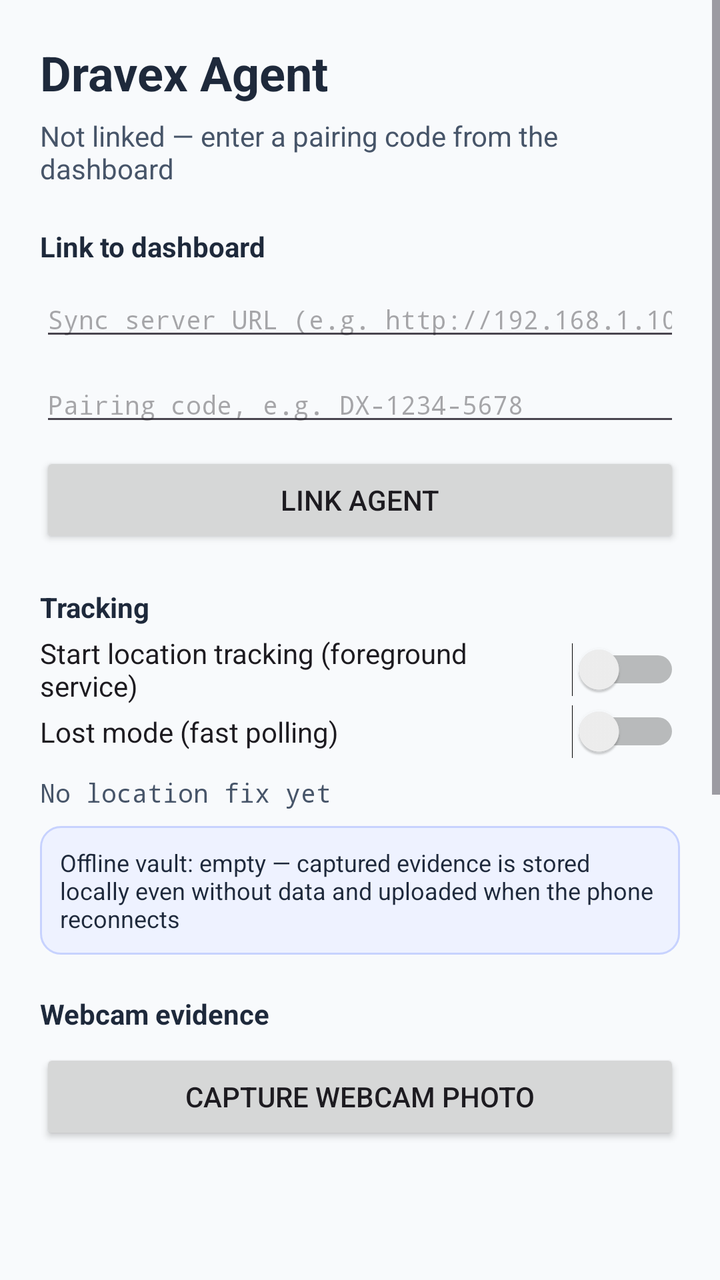
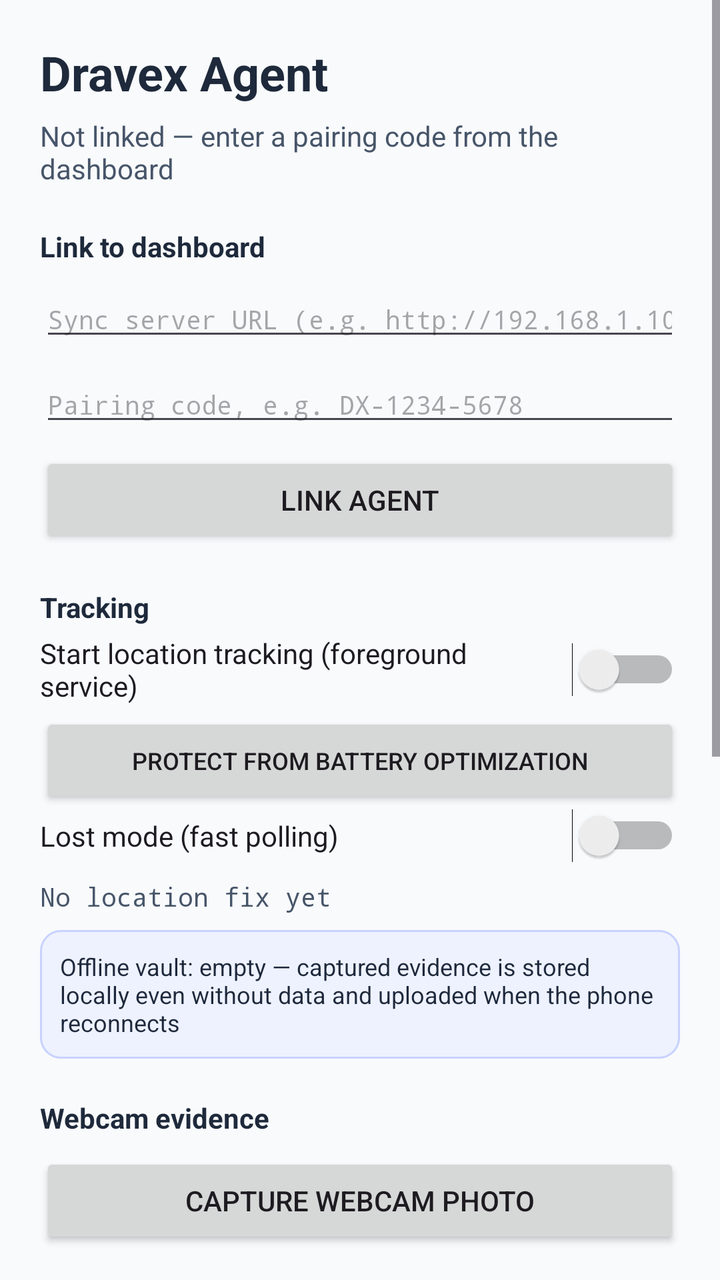

Two renders of the same Android screen: before a commit and after it. Below are the layout's source before the change and the commit's diff.
<!-- AndroidManifest.xml: application theme Theme.Dravex -->
<!-- res/layout/activity_main.xml -->
<?xml version="1.0" encoding="utf-8"?>
<ScrollView xmlns:android="http://schemas.android.com/apk/res/android"
    android:layout_width="match_parent"
    android:layout_height="match_parent"
    android:background="@color/surface"
    android:fillViewport="true">

    <LinearLayout
        android:layout_width="match_parent"
        android:layout_height="wrap_content"
        android:orientation="vertical"
        android:padding="20dp">

        <TextView
            android:layout_width="wrap_content"
            android:layout_height="wrap_content"
            android:text="@string/app_name"
            android:textColor="@color/ink"
            android:textSize="24sp"
            android:textStyle="bold" />

        <TextView
            android:id="@+id/statusText"
            android:layout_width="match_parent"
            android:layout_height="wrap_content"
            android:layout_marginTop="6dp"
            android:text="@string/status_not_linked"
            android:textColor="@color/ink_muted" />

        
        <TextView
            android:layout_width="wrap_content"
            android:layout_height="wrap_content"
            android:layout_marginTop="20dp"
            android:text="@string/link_to_dashboard"
            android:textColor="@color/ink"
            android:textStyle="bold" />

        <EditText
            android:id="@+id/serverUrl"
            android:layout_width="match_parent"
            android:layout_height="wrap_content"
            android:layout_marginTop="8dp"
            android:hint="@string/server_url_hint"
            android:inputType="textUri"
            android:fontFamily="monospace"
            android:textSize="13sp" />

        <EditText
            android:id="@+id/pairCode"
            android:layout_width="match_parent"
            android:layout_height="wrap_content"
            android:layout_marginTop="8dp"
            android:hint="@string/pair_code_hint"
            android:inputType="text"
            android:fontFamily="monospace"
            android:textSize="13sp" />

        <Button
            android:id="@+id/linkButton"
            android:layout_width="match_parent"
            android:layout_height="wrap_content"
            android:layout_marginTop="8dp"
            android:text="@string/link_agent" />

        
        <TextView
            android:layout_width="wrap_content"
            android:layout_height="wrap_content"
            android:layout_marginTop="20dp"
            android:text="@string/tracking"
            android:textColor="@color/ink"
            android:textStyle="bold" />

        <Switch
            android:id="@+id/trackingSwitch"
            android:layout_width="match_parent"
            android:layout_height="wrap_content"
            android:layout_marginTop="4dp"
            android:text="@string/start_tracking" />

        <Switch
            android:id="@+id/lostSwitch"
            android:layout_width="match_parent"
            android:layout_height="wrap_content"
            android:text="@string/lost_mode" />

        <TextView
            android:id="@+id/lastLocation"
            android:layout_width="match_parent"
            android:layout_height="wrap_content"
            android:layout_marginTop="8dp"
            android:text="@string/no_fix_yet"
            android:fontFamily="monospace"
            android:textColor="@color/ink_muted"
            android:textSize="13sp" />

        
        <TextView
            android:id="@+id/vaultStatus"
            android:layout_width="match_parent"
            android:layout_height="wrap_content"
            android:layout_marginTop="8dp"
            android:background="@drawable/vault_bg"
            android:padding="10dp"
            android:text="@string/vault_empty"
            android:textColor="@color/ink"
            android:textSize="12sp" />

        
        <TextView
            android:layout_width="wrap_content"
            android:layout_height="wrap_content"
            android:layout_marginTop="20dp"
            android:text="@string/webcam"
            android:textColor="@color/ink"
            android:textStyle="bold" />

        <Button
            android:id="@+id/webcamButton"
            android:layout_width="match_parent"
            android:layout_height="wrap_content"
            android:layout_marginTop="8dp"
            android:text="@string/capture_webcam" />

        <ImageView
            android:id="@+id/webcamPreview"
            android:layout_width="match_parent"
            android:layout_height="200dp"
            android:layout_marginTop="8dp"
            android:contentDescription="@string/webcam_preview"
            android:scaleType="centerCrop" />

        
        <TextView
            android:layout_width="wrap_content"
            android:layout_height="wrap_content"
            android:layout_marginTop="20dp"
            android:text="@string/device_check"
            android:textColor="@color/ink"
            android:textStyle="bold" />

        <TextView
            android:layout_width="match_parent"
            android:layout_height="wrap_content"
            android:layout_marginTop="4dp"
            android:text="@string/device_check_note"
            android:textColor="@color/ink_muted"
            android:textSize="12sp" />

        <EditText
            android:id="@+id/imeiInput"
            android:layout_width="match_parent"
            android:layout_height="wrap_content"
            android:layout_marginTop="8dp"
            android:hint="@string/imei_hint"
            android:inputType="phone"
            android:fontFamily="monospace"
            android:textSize="13sp" />

        <Button
            android:id="@+id/deviceCheckButton"
            android:layout_width="match_parent"
            android:layout_height="wrap_content"
            android:layout_marginTop="8dp"
            android:text="@string/check_imei" />

        <TextView
            android:id="@+id/deviceCheckResult"
            android:layout_width="match_parent"
            android:layout_height="wrap_content"
            android:layout_marginTop="8dp"
            android:background="@drawable/vault_bg"
            android:padding="10dp"
            android:text="@string/device_check_idle"
            android:textColor="@color/ink"
            android:textSize="12sp" />

    </LinearLayout>
</ScrollView>
<!-- resources referenced by this layout -->
<resources>
  <color name="ink">#1E293B</color>
  <color name="ink_muted">#475569</color>
  <color name="surface">#F8FAFC</color>
  <!-- drawable vault_bg (drawable) -->
  <?xml version="1.0" encoding="utf-8"?>
  <shape xmlns:android="http://schemas.android.com/apk/res/android"
      android:shape="rectangle">
      <solid android:color="#EEF2FF" />
      <corners android:radius="10dp" />
      <stroke
          android:width="1dp"
          android:color="#C7D2FE" />
  </shape>
  <string name="app_name">Dravex Agent</string>
  <string name="capture_webcam">Capture webcam photo</string>
  <string name="check_imei">Is this phone reported stolen?</string>
  <string name="device_check">Device Check</string>
  <string name="device_check_idle">No check yet.</string>
  <string name="device_check_note">Bought this phone used, or checking a second-hand buy? Dial *#06# to see the IMEI and check it against the stolen-device registry before trusting it.</string>
  <string name="imei_hint">IMEI number, e.g. 354988071234567</string>
  <string name="link_agent">Link agent</string>
  <string name="link_to_dashboard">Link to dashboard</string>
  <string name="lost_mode">Lost mode (fast polling)</string>
  <string name="no_fix_yet">No location fix yet</string>
  <string name="pair_code_hint">Pairing code, e.g. DX-1234-5678</string>
  <string name="server_url_hint">Sync server URL (e.g. http://192.168.1.100:4173)</string>
  <string name="start_tracking">Start location tracking (foreground service)</string>
  <string name="status_not_linked">Not linked — enter a pairing code from the dashboard</string>
  <string name="tracking">Tracking</string>
  <string name="vault_empty">Offline vault: empty — captured evidence is stored locally even without data and uploaded when the phone reconnects</string>
  <string name="webcam">Webcam evidence</string>
  <string name="webcam_preview">Webcam capture preview</string>
  <style name="Theme.Dravex" parent="Theme.Material3.Light.NoActionBar">
          <item name="colorPrimary">@color/primary</item>
          <item name="colorPrimaryDark">@color/primary_dark</item>
          <item name="colorSecondary">@color/accent</item>
          <item name="android:statusBarColor">@color/surface</item>
          <item name="android:windowLightStatusBar">true</item>
      </style>
  <color name="primary">#2563EB</color>
  <color name="primary_dark">#1D4ED8</color>
  <color name="accent">#F97316</color>
</resources>

<!-- the commit's change to res/layout/activity_main.xml (unified diff, before → after) -->
@@ -78,6 +78,14 @@
             android:layout_height="wrap_content"
             android:layout_marginTop="4dp"
             android:text="@string/start_tracking" />
+
+        <Button
+            android:id="@+id/batteryProtectButton"
+            android:layout_width="match_parent"
+            android:layout_height="wrap_content"
+            android:layout_marginTop="4dp"
+            android:text="@string/battery_protect_button"
+            android:textSize="12sp" />
 
         <Switch
             android:id="@+id/lostSwitch"
<!-- resource entries referenced after the edit -->
@@ -14,6 +14,7 @@
           android:color="#C7D2FE" />
   </shape>
   <string name="app_name">Dravex Agent</string>
+  <string name="battery_protect_button">Protect from battery optimization</string>
   <string name="capture_webcam">Capture webcam photo</string>
   <string name="check_imei">Is this phone reported stolen?</string>
   <string name="device_check">Device Check</string>
